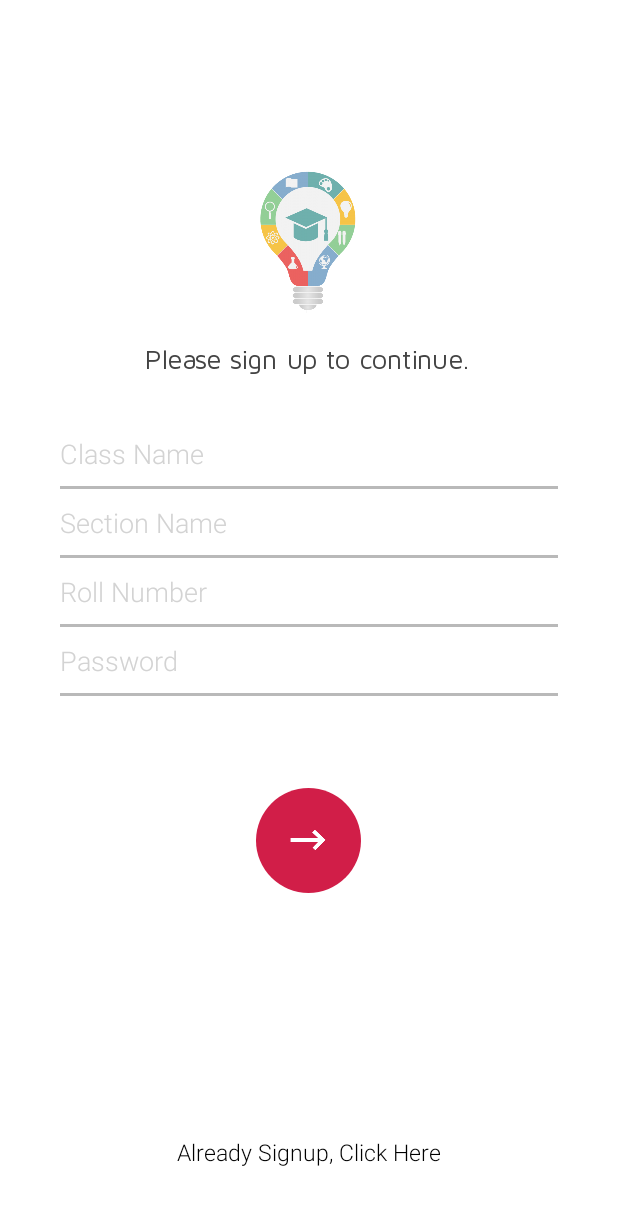
After one commit to pankrawat844/SchoolManagement, an Android app: the layout activity_student_signup.xml on its own in the app's theme, with its tools: preview values and no code run, on a phone screen of 412 x 824 dp. The commit adds this screen. Shown: the top 1205 px of the screen. Run offline under Robolectric (Android 15) with nearby library versions, the phone set to English and light mode, and no system bars.

Commit message:
student signup

```diff
--- a/app/src/main/AndroidManifest.xml
+++ b/app/src/main/AndroidManifest.xml
@@ -11,8 +11,8 @@
         android:roundIcon="@mipmap/ic_launcher_round"
         android:supportsRtl="true"
         android:theme="@style/AppTheme">
-        <activity android:name="com.app.schoolmanagement.students.auth.SchoolLoginActivity"></activity>
-        <activity android:name="com.app.schoolmanagement.students.auth.LoginActivity" />
+        <activity android:name="com.app.schoolmanagement.students.auth.schoollogin.SchoolLoginActivity"></activity>
+        <activity android:name="com.app.schoolmanagement.students.auth.studentsignup.StudentSignupActivity" />
         <activity android:name=".SplashActivity">
             <intent-filter>
                 <action android:name="android.intent.action.MAIN" />
--- a/app/src/main/java/com/app/schoolmanagement/SplashActivity.kt
+++ b/app/src/main/java/com/app/schoolmanagement/SplashActivity.kt
@@ -4,7 +4,7 @@ import android.content.Intent
 import android.os.Bundle
 import android.os.Handler
 import androidx.appcompat.app.AppCompatActivity
-import com.app.schoolmanagement.students.auth.SchoolLoginActivity
+import com.app.schoolmanagement.students.auth.schoollogin.SchoolLoginActivity
 
 class SplashActivity : AppCompatActivity() {
 
--- a/app/src/main/java/com/app/schoolmanagement/students/auth/SchoolLoginVIewModelFactory.kt
+++ b/app/src/main/java/com/app/schoolmanagement/students/auth/schoollogin/SchoolLoginVIewModelFactory.kt
@@ -1,4 +1,4 @@
-package com.app.schoolmanagement.students.auth
+package com.app.schoolmanagement.students.auth.schoollogin
 
 import androidx.lifecycle.ViewModel
 import androidx.lifecycle.ViewModelProvider
@@ -7,6 +7,8 @@ import com.app.schoolmanagement.students.repositories.SchoolLoginRepository
 class SchoolLoginVIewModelFactory(val schoolLoginRepository: SchoolLoginRepository) :
     ViewModelProvider.NewInstanceFactory() {
     override fun <T : ViewModel?> create(modelClass: Class<T>): T {
-        return SchoolLoginViewModel(schoolLoginRepository) as T
+        return SchoolLoginViewModel(
+            schoolLoginRepository
+        ) as T
     }
 }
--- a/app/src/main/java/com/app/schoolmanagement/students/auth/LoginActivity.kt
+++ b/app/src/main/java/com/app/schoolmanagement/students/auth/studentsignup/StudentSignupActivity.kt
@@ -1,14 +1,14 @@
-package com.app.schoolmanagement.students.auth
+package com.app.schoolmanagement.students.auth.studentsignup
 
 import androidx.appcompat.app.AppCompatActivity
 import android.os.Bundle
 import com.app.schoolmanagement.R
 
-class LoginActivity : AppCompatActivity() {
+class StudentSignupActivity : AppCompatActivity() {
 
     override fun onCreate(savedInstanceState: Bundle?) {
         super.onCreate(savedInstanceState)
-        setContentView(R.layout.activity_login)
+        setContentView(R.layout.activity_student_signup)
 
     }
 }
--- /dev/null
+++ b/app/src/main/java/com/app/schoolmanagement/students/auth/studentsignup/StudentSignupViewModel.kt
@@ -0,0 +1,6 @@
+package com.app.schoolmanagement.students.auth.studentsignup
+
+import androidx.lifecycle.ViewModel
+
+class StudentSignupViewModel:ViewModel() {
+}
--- /dev/null
+++ b/app/src/main/java/com/app/schoolmanagement/utils/Exceptions.kt
@@ -0,0 +1,5 @@
+package com.app.schoolmanagement.utils
+
+import java.io.IOException
+
+class ApiException(msg:String):IOException(msg)
--- /dev/null
+++ b/app/src/main/res/layout/activity_student_signup.xml
@@ -0,0 +1,164 @@
+<?xml version="1.0" encoding="utf-8"?>
+<layout xmlns:android="http://schemas.android.com/apk/res/android">
+    <data>
+        <variable
+            name="data"
+            type="com.app.schoolmanagement.students.auth.schoollogin.SchoolLoginViewModel" />
+    </data>
+    <RelativeLayout
+        android:layout_width="match_parent"
+        android:layout_height="match_parent"
+        android:background="@color/white"
+        android:orientation="vertical"
+        >
+
+        <LinearLayout
+            android:layout_width="match_parent"
+            android:layout_height="match_parent"
+            android:layout_marginLeft="40dp"
+            android:layout_marginRight="40dp"
+            android:orientation="vertical">
+
+            <ImageView
+                android:id="@+id/logo"
+                android:layout_width="wrap_content"
+                android:layout_height="100dp"
+                android:layout_gravity="center"
+                android:layout_marginTop="110dp"
+                android:text="Hello There!"
+                android:src="@drawable/splash"
+                android:textColor="#d11e48"
+                android:textSize="28.6sp" />
+
+            <TextView
+                android:layout_width="wrap_content"
+                android:layout_height="wrap_content"
+                android:layout_gravity="center"
+                android:layout_marginTop="18dp"
+                android:fontFamily="@font/maven_pro_regular"
+                android:text="Please sign up to continue."
+                android:textColor="#444444"
+                android:textSize="18dp" />
+
+            <EditText
+                android:id="@+id/class_name"
+                android:layout_width="match_parent"
+                android:layout_height="wrap_content"
+                android:layout_marginTop="40dp"
+                android:background="#00000000"
+                android:fontFamily="@font/roboto_light"
+                android:hint="Class Name"
+                android:text="@={data.school_name}"
+                android:inputType="text"
+                android:textColor="#000"
+                android:textColorHint="#d3d3d3" />
+
+            <View
+                android:layout_width="match_parent"
+                android:layout_height="2dp"
+                android:layout_marginTop="9dp"
+                android:background="#b9b9b9" />
+
+            <EditText
+                android:id="@+id/section_name"
+                android:layout_width="match_parent"
+                android:layout_height="wrap_content"
+                android:layout_marginTop="10dp"
+                android:background="#00000000"
+                android:fontFamily="@font/roboto_light"
+                android:hint="Section Name"
+                android:text="@={data.school_name}"
+                android:inputType="text"
+                android:textColor="#000"
+                android:textColorHint="#d3d3d3" />
+
+            <View
+                android:layout_width="match_parent"
+                android:layout_height="2dp"
+                android:layout_marginTop="9dp"
+                android:background="#b9b9b9" />
+            <EditText
+                android:id="@+id/roll_no"
+                android:layout_width="match_parent"
+                android:layout_height="wrap_content"
+                android:layout_marginTop="10dp"
+                android:background="#00000000"
+                android:fontFamily="@font/roboto_light"
+                android:hint="Roll Number"
+                android:text="@={data.school_name}"
+                android:inputType="text"
+                android:textColor="#000"
+                android:textColorHint="#d3d3d3" />
+
+            <View
+                android:layout_width="match_parent"
+                android:layout_height="2dp"
+                android:layout_marginTop="9dp"
+                android:background="#b9b9b9" />
+            <EditText
+                android:layout_width="match_parent"
+                android:layout_height="wrap_content"
+                android:layout_marginTop="10dp"
+                android:background="#00000000"
+                android:fontFamily="@font/roboto_light"
+                android:hint="Password"
+                android:text="@={data.password}"
+                android:inputType="textPassword"
+                android:textColor="#000"
+                android:textColorHint="#d3d3d3" />
+
+            <View
+                android:layout_width="match_parent"
+                android:layout_height="2dp"
+                android:layout_marginTop="9dp"
+                android:background="#b9b9b9" />
+
+            <TextView
+                android:layout_width="wrap_content"
+                android:layout_height="wrap_content"
+                android:layout_gravity="end"
+                android:layout_marginTop="10dp"
+                android:fontFamily="@font/roboto_bold"
+                android:text=""
+                android:textColor="#d3d3d3"
+                android:textSize="14sp" />
+
+            <FrameLayout
+                android:layout_width="wrap_content"
+                android:layout_height="wrap_content"
+                android:layout_gravity="center"
+                android:layout_marginTop="32dp"
+                android:onClick="@{data::onLoginClick}">
+
+                <ImageView
+                    android:layout_width="70dp"
+                    android:layout_height="70dp"
+                    android:src="@drawable/circle"
+                    android:tint="#d11e48"/>
+                <ImageView
+                    android:layout_width="45dp"
+                    android:layout_height="25dp"
+                    android:layout_marginLeft="12dp"
+                    android:layout_marginTop="22dp"
+                    android:src="@drawable/whitearrow"/>
+            </FrameLayout>
+        </LinearLayout>
+        <TextView
+            android:fontFamily="@font/roboto_light"
+            android:layout_width="wrap_content"
+            android:layout_height="wrap_content"
+            android:text="Already Signup, Click Here"
+            android:textSize="15sp"
+            android:textColor="@color/black"
+            android:layout_alignParentBottom="true"
+            android:layout_centerHorizontal="true"
+            android:layout_marginBottom="45dp"/>
+
+        <ProgressBar
+            android:id="@+id/progress_bar"
+            android:layout_width="wrap_content"
+            android:layout_height="wrap_content"
+            android:layout_centerInParent="true"
+            android:visibility="gone" />
+    </RelativeLayout>
+</layout>
```
Also changed, not shown: app/src/main/java/com/app/schoolmanagement/MainApplication.kt (+13 -5 lines), app/src/main/java/com/app/schoolmanagement/students/auth/SchoolLoginListener.kt (deleted, +0 -9 lines), app/src/main/java/com/app/schoolmanagement/students/auth/SchoolLoginViewModel.kt (deleted, +0 -24 lines), app/src/main/java/com/app/schoolmanagement/students/auth/schoollogin/SchoolLoginActivity.kt (renamed from app/src/main/java/com/app/schoolmanagement/students/auth/SchoolLoginActivity.kt, +17 -7 lines), app/src/main/java/com/app/schoolmanagement/students/auth/schoollogin/SchoolLoginListener.kt (added, +10 -0 lines), app/src/main/java/com/app/schoolmanagement/students/auth/schoollogin/SchoolLoginViewModel.kt (added, +41 -0 lines), app/src/main/java/com/app/schoolmanagement/students/network/MyApi.kt (+10 -0 lines), app/src/main/java/com/app/schoolmanagement/students/network/SafeApiRequest.kt (added, +33 -0 lines), app/src/main/java/com/app/schoolmanagement/students/network/response/SchoolLoginResponse.kt (+6 -3 lines), app/src/main/java/com/app/schoolmanagement/students/repositories/SchoolLoginRepository.kt (+4 -4 lines), app/src/main/java/com/app/schoolmanagement/students/repositories/StudentSignupRepository.kt (added, +12 -0 lines), app/src/main/res/layout/activity_login.xml (deleted, +0 -9 lines), app/src/main/res/layout/activity_school_login.xml (+5 -5 lines).
